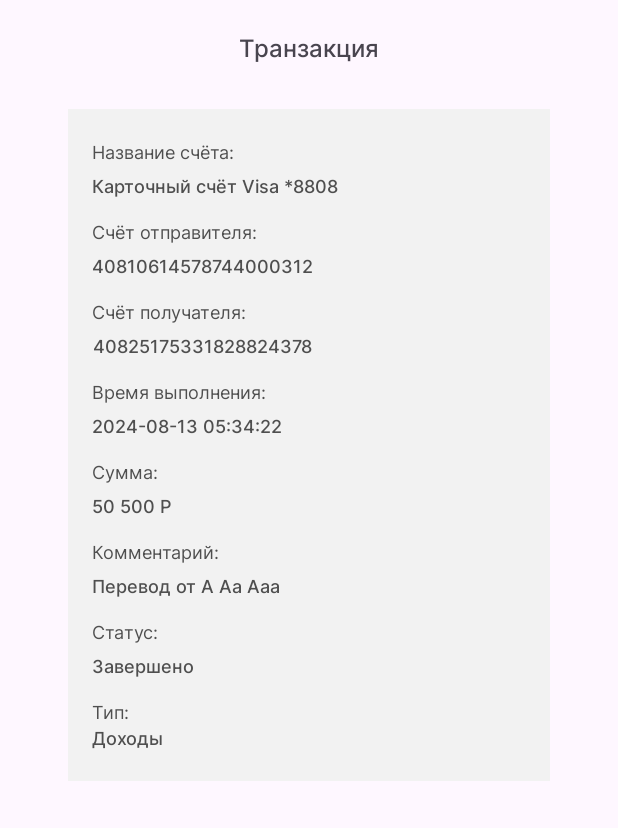
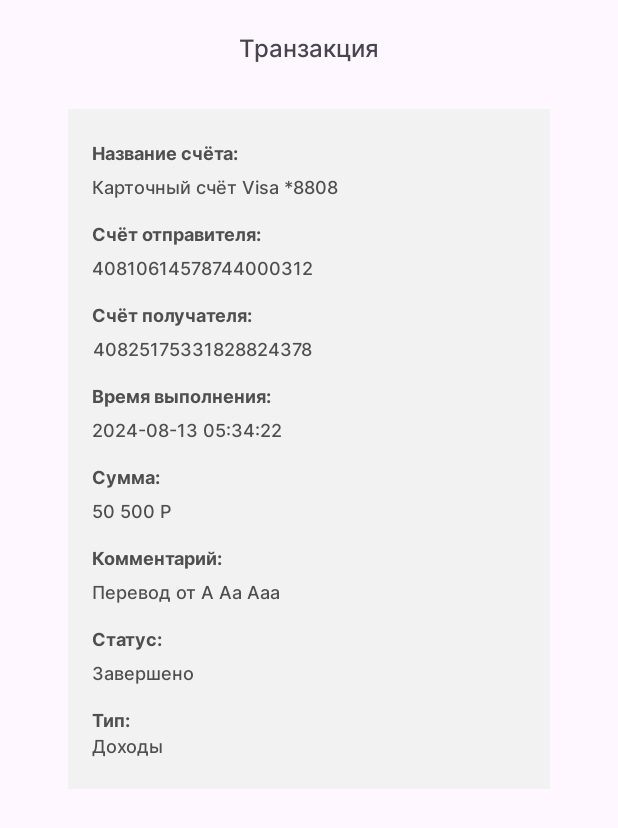
Before and after one commit to Aslan4242/android-platform, an Android app: the layout fragment_transaction_info.xml on its own in the app's theme, with its tools: preview values and no code run, on a phone screen of 412 x 824 dp. Shown: the top 828 px of the screen. Run offline under Robolectric (Android 15) with nearby library versions, the phone set to English and light mode, and no system bars.

Commit message:
исправления разметки

```diff
--- a/app/src/main/res/layout/fragment_transaction_info.xml
+++ b/app/src/main/res/layout/fragment_transaction_info.xml
@@ -45,7 +45,7 @@
                 android:layout_width="wrap_content"
                 android:layout_height="wrap_content"
                 android:layout_marginBottom="@dimen/_5dp"
-                android:fontFamily="@font/inter_regular"
+                android:fontFamily="@font/inter_bold"
                 android:text="@string/account_name"
                 android:textColor="@color/gray_2"
                 android:textSize="@dimen/text_size_12" />
@@ -66,7 +66,7 @@
                 android:layout_marginTop="@dimen/_13dp"
                 android:layout_marginBottom="@dimen/_5dp"
                 android:background="@color/gray_6"
-                android:fontFamily="@font/inter_regular"
+                android:fontFamily="@font/inter_bold"
                 android:orientation="vertical"
                 android:text="@string/account_number"
                 android:textColor="@color/gray_2"
@@ -87,7 +87,7 @@
                 android:layout_height="wrap_content"
                 android:layout_marginTop="@dimen/_13dp"
                 android:layout_marginBottom="@dimen/_5dp"
-                android:fontFamily="@font/inter_regular"
+                android:fontFamily="@font/inter_bold"
                 android:text="@string/account_number_receiver"
                 android:textColor="@color/gray_2"
                 android:textSize="@dimen/text_size_12" />
@@ -108,7 +108,7 @@
                 android:layout_height="wrap_content"
                 android:layout_marginTop="@dimen/_13dp"
                 android:layout_marginBottom="@dimen/_5dp"
-                android:fontFamily="@font/inter_regular"
+                android:fontFamily="@font/inter_bold"
                 android:text="@string/transaction_date"
                 android:textColor="@color/gray_2"
                 android:textSize="@dimen/text_size_12" />
@@ -128,7 +128,7 @@
                 android:layout_height="wrap_content"
                 android:layout_marginTop="@dimen/_13dp"
                 android:layout_marginBottom="@dimen/_5dp"
-                android:fontFamily="@font/inter_regular"
+                android:fontFamily="@font/inter_bold"
                 android:text="@string/transaction_amount"
                 android:textColor="@color/gray_2"
                 android:textSize="@dimen/text_size_12" />
@@ -148,7 +148,7 @@
                 android:layout_height="wrap_content"
                 android:layout_marginTop="@dimen/_13dp"
                 android:layout_marginBottom="@dimen/_5dp"
-                android:fontFamily="@font/inter_regular"
+                android:fontFamily="@font/inter_bold"
                 android:text="@string/transaction_comment"
                 android:textColor="@color/gray_2"
                 android:textSize="@dimen/text_size_12" />
@@ -168,7 +168,7 @@
                 android:layout_height="wrap_content"
                 android:layout_marginTop="@dimen/_13dp"
                 android:layout_marginBottom="@dimen/_5dp"
-                android:fontFamily="@font/inter_regular"
+                android:fontFamily="@font/inter_medium"
                 android:text="@string/transaction_reason"
                 android:visibility="gone"
                 android:textColor="@color/gray_2"
@@ -190,7 +190,7 @@
                 android:layout_height="wrap_content"
                 android:layout_marginTop="@dimen/_13dp"
                 android:layout_marginBottom="@dimen/_5dp"
-                android:fontFamily="@font/inter_regular"
+                android:fontFamily="@font/inter_bold"
                 android:text="@string/transaction_state"
                 android:textColor="@color/gray_2"
                 android:textSize="@dimen/text_size_12" />
@@ -210,7 +210,7 @@
                 android:layout_height="wrap_content"
                 android:layout_marginTop="@dimen/_13dp"
                 android:layout_marginEnd="@dimen/_5dp"
-                android:fontFamily="@font/inter_regular"
+                android:fontFamily="@font/inter_bold"
                 android:text="@string/transaction_type"
                 android:textColor="@color/gray_2"
                 android:textSize="@dimen/text_size_12" />
```
